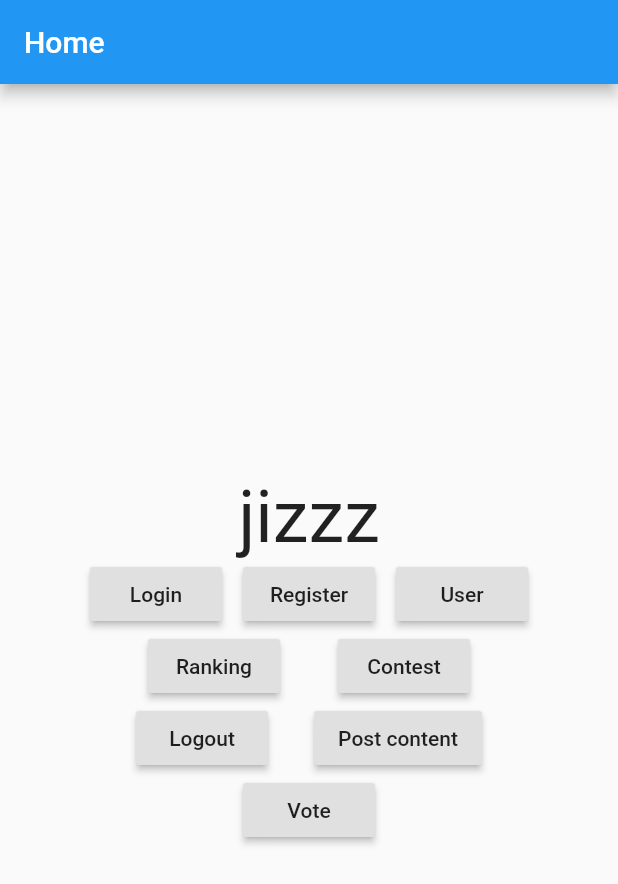
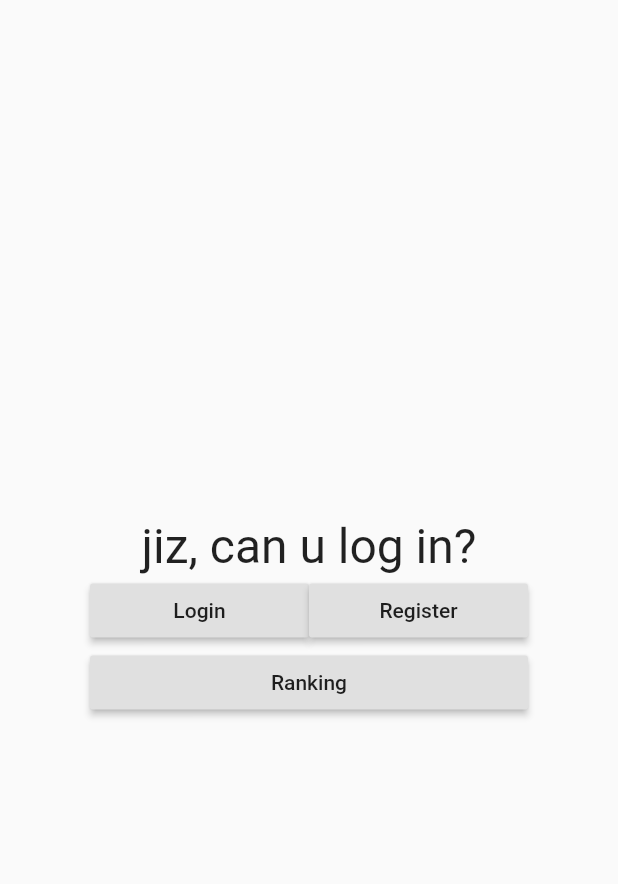
Before and after one commit to newjiz/flutiz, a Flutter app: the screen it shows after launch, on a phone screen of 412 x 824 dp. Shown: the top 884 px of the screen. Run offline on Flutter 3.47's test engine with Material 2 defaults, Android fonts, the phone set to English and light mode, and no system bars; our stand-ins replace flutter_secure_storage.

```diff
--- a/lib/content.dart
+++ b/lib/content.dart
@@ -121,10 +121,10 @@ class _ContentPageState extends State<ContentPage> {
   }
 }
 
-void postContent(BuildContext ctx, String content, String contest_id) async {
+void postContent(BuildContext ctx, String content, String contestId) async {
   Map data = {
     "content": content,
-    "contest_id": contest_id
+    "contest_id": contestId
   };
 
   String token = await storage.read(key: "token");
--- a/lib/login.dart
+++ b/lib/login.dart
@@ -61,7 +61,7 @@ class LoginFormState extends State<LoginForm> {
                   fetchLogin(context, user);
                 }
               },
-              child: Text('Submit'),
+              child: Text('Login'),
             ),
           ),
         ],
@@ -82,6 +82,7 @@ void fetchLogin(BuildContext ctx, Map user) async {
   if (response.statusCode == 200) {
     Token token = Token.fromJson(json.decode(response.body));
     await storage.write(key: "token", value: token.token);
+    logged = true;
     Navigator.popAndPushNamed(ctx, '/user');
   } else {
     Navigator.popAndPushNamed(ctx, '/login');
--- a/lib/main.dart
+++ b/lib/main.dart
@@ -12,6 +12,7 @@ import 'package:thor/vote.dart';
 
 
 const URL = "http://10.0.2.2:5000";
+bool logged = false;
 
 FlutterSecureStorage storage = new FlutterSecureStorage();
 
@@ -23,7 +24,11 @@ class App extends StatelessWidget {
     return MaterialApp(
       title: "jiz",
       theme: ThemeData(
-        primarySwatch: Colors.blue,
+        brightness: Brightness.light,
+        primaryColor: Colors.yellow,
+      ),
+      darkTheme: ThemeData(
+        brightness: Brightness.dark,
       ),
       initialRoute: '/',
       routes: {
@@ -51,10 +56,9 @@ class HomePage extends StatefulWidget {
 class _HomePageState extends State<HomePage> {
   @override
   Widget build(BuildContext context) {
+    if (logged) {
       return Scaffold(
-      appBar: AppBar(
-        title: Text("Home"),
-      ),
+        appBar: null,
         body: Container(
           padding: const EdgeInsets.symmetric(
             horizontal: 20.0,
@@ -70,73 +74,55 @@ class _HomePageState extends State<HomePage> {
               children: [
                 Center(
                   child: Text(
-                  "jizzz",
+                    "logged in mama",
                     style: TextStyle(
-                    fontSize: 48
+                      fontSize: 32
                     )
                   ),
                 ),
                 Row(
-                mainAxisAlignment: MainAxisAlignment.spaceBetween,
+                  mainAxisAlignment: MainAxisAlignment.center,
                   children: [
-                  Center(
+                    Expanded(
                       child: RaisedButton(
-                      child: Text('Login'),
-                      onPressed: () => Navigator.pushNamed(context, '/login'),
-                    ),
-                  ),
-                  Center(
-                    child: RaisedButton(
-                      child: Text('Register'),
-                      onPressed: () => Navigator.pushNamed(context, '/register'),
-                    ),
-                  ),
-                  Center(
-                    child: RaisedButton(
-                      child: Text('User'),
+                        child: Text('Profile'),
                         onPressed: () => Navigator.pushNamed(context, '/user'),
                       ),
                     ),
-              ]),
-              Row(
-                mainAxisAlignment: MainAxisAlignment.spaceEvenly,
-                children: [
-                  Center(
+                    Expanded(
                       child: RaisedButton(
                         child: Text('Ranking'),
                         onPressed: () => Navigator.pushNamed(context, '/ranking'),
                       ),
-                  ),
-                  Center(
+                    )
+                ]),
+                Row(
+                  mainAxisAlignment: MainAxisAlignment.center,
+                  children: [
+                    Expanded(
                       child: RaisedButton(
                         child: Text('Contest'),
                         onPressed: () => Navigator.pushNamed(context, '/contest'),
                       ),
                     ),
+                    Expanded(
+                      child: RaisedButton(
+                        child: Text('Vote'),
+                        onPressed: () => Navigator.pushNamed(context, '/vote'),
+                      ),
+                    )
                 ]),
                 Row(
                   mainAxisAlignment: MainAxisAlignment.spaceEvenly,
                   children: [
-                  Center(
+                    Expanded(
                       child: RaisedButton(
                         child: Text('Logout'),
-                      onPressed: () async => await storage.delete(key: "token"),
-                    ),
-                  ),
-                  Center(
-                    child: RaisedButton(
-                      child: Text('Post content'),
-                      onPressed: () => Navigator.pushNamed(context, '/content'),
-                    ),
-                  ),
-              ]),
-              Row(
-                mainAxisAlignment: MainAxisAlignment.spaceEvenly,
-                children: [
-                  Center(
-                    child: RaisedButton(
-                      child: Text('Vote'),
-                      onPressed: () => Navigator.pushNamed(context, '/vote'),
+                        onPressed: () async {
+                            logged = false;
+                            await storage.delete(key: "token");
+                            Navigator.popAndPushNamed(context, "/");
+                          },
                       ),
                     )
                 ]),
@@ -144,6 +130,62 @@ class _HomePageState extends State<HomePage> {
           )
         )
       );
+    } else {
+        return Scaffold(
+        appBar: null,
+        body: Container(
+          padding: const EdgeInsets.symmetric(
+            horizontal: 20.0,
+            vertical: 20.0
+            ),
+          child: Container(
+            padding: new EdgeInsets.symmetric(
+              vertical: 30.0,
+              horizontal: 40.0
+            ),
+            child: Column(
+              mainAxisAlignment: MainAxisAlignment.center,
+              children: [
+                Center(
+                  child: Text(
+                    "jiz, can u log in?",
+                    style: TextStyle(
+                      fontSize: 32
+                    )
+                  ),
+                ),
+                Row(
+                  mainAxisAlignment: MainAxisAlignment.spaceBetween,
+                  children: [
+                    Expanded(
+                      child: RaisedButton(
+                        child: Text('Login'),
+                        onPressed: () => Navigator.pushNamed(context, '/login'),
+                      ),
+                    ),
+                    Expanded(
+                      child: RaisedButton(
+                        child: Text('Register'),
+                        onPressed: () => Navigator.pushNamed(context, '/register'),
+                      ),
+                    )
+                  ]
+                ),
+                Row(
+                  mainAxisAlignment: MainAxisAlignment.spaceBetween,
+                  children: [
+                    Expanded(
+                      child: RaisedButton(
+                        child: Text('Ranking'),
+                        onPressed: () => Navigator.pushNamed(context, '/ranking'),
+                      ),
+                    )
+                ])
+            ])
+          )
+        )
+      );
+    }
   }
 }
 
--- a/lib/register.dart
+++ b/lib/register.dart
@@ -93,7 +93,7 @@ class RegisterFormState extends State<RegisterForm> {
                   fetchRegister(context, user);
                 }
               },
-              child: Text('Submit'),
+              child: Text('Register'),
             ),
           ),
         ],
@@ -114,6 +114,7 @@ void fetchRegister(BuildContext ctx, Map user) async {
   if (response.statusCode == 200) {
     Token token = Token.fromJson(json.decode(response.body));
     await storage.write(key: "token", value: token.token);
+    logged = true;
     Navigator.popAndPushNamed(ctx, '/user');
   } else {
     Navigator.popAndPushNamed(ctx, '/register');
```
Also changed, not shown: lib/contest.dart (line endings or trailing spaces), lib/ranking.dart (line endings or trailing spaces), lib/user.dart (line endings or trailing spaces), lib/vote.dart (line endings or trailing spaces), pubspec.yaml (line endings or trailing spaces), 29 other files. Lines whose indentation alone changed are shown as unchanged.
